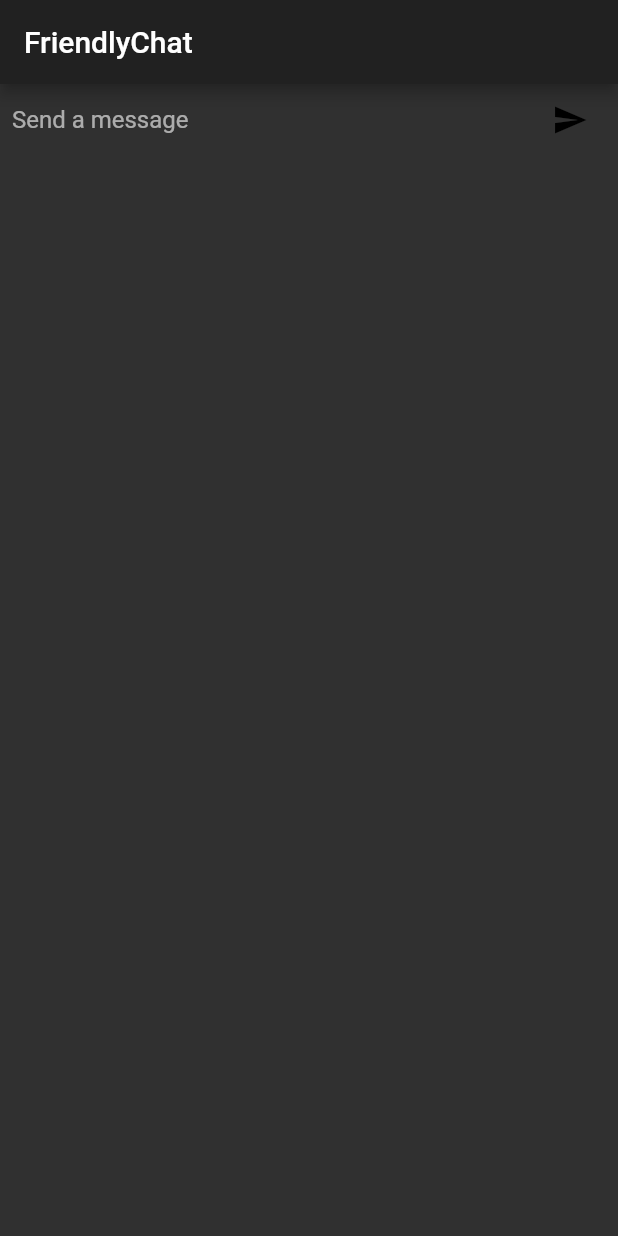
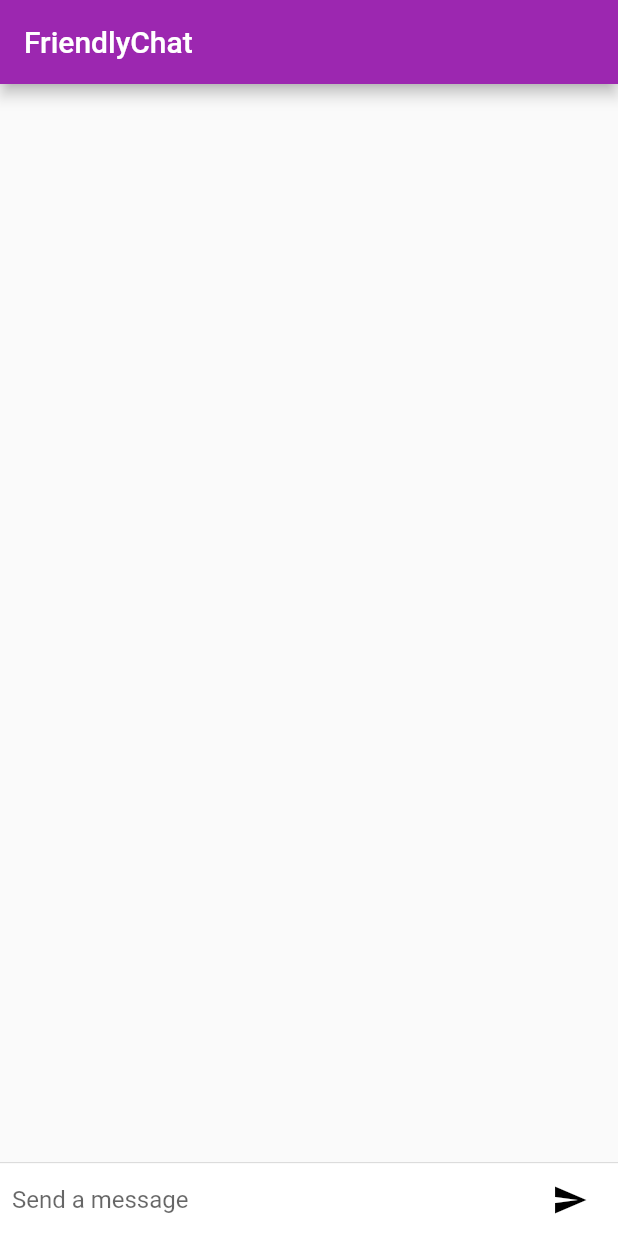
Before and after one commit to Aceix/friendlychart, a Flutter app: the screen it shows after launch, on a phone screen of 412 x 824 dp. Run offline on Flutter 3.47's test engine with Material 2 defaults, Android fonts, the phone set to English and light mode, and no system bars.

Commit message:
completed tutorial

```diff
--- a/lib/main.dart
+++ b/lib/main.dart
@@ -1,6 +1,19 @@
+import 'package:flutter/foundation.dart';
 import 'package:flutter/material.dart';
+import 'package:flutter/cupertino.dart';
 
 void main() => runApp(new MyApp());
+
+const String _name = "Aceix Smart";
+final ThemeData kIOSTheme = new ThemeData(
+  primarySwatch: Colors.orange,
+  primaryColor: Colors.grey[100],
+  primaryColorBrightness: Brightness.light,
+);
+final ThemeData kDefaultTheme = new ThemeData(
+  primarySwatch: Colors.purple,
+  accentColor: Colors.orangeAccent[400],
+);
 
 class MyApp extends StatelessWidget{
   final String appTitle = 'FriendlyChat';
@@ -10,7 +23,7 @@ class MyApp extends StatelessWidget{
     return new MaterialApp(
       title: appTitle,
       home: new ChatScreen(title: appTitle),
-      theme: new ThemeData.dark(),
+      theme: defaultTargetPlatform == TargetPlatform.iOS ? kIOSTheme : kDefaultTheme,
     );
   }
 }
@@ -24,16 +37,52 @@ class ChatScreen extends StatefulWidget{
   State<ChatScreen> createState() => new ChatScreenState();
 }
 
-class ChatScreenState extends State<ChatScreen>{
+class ChatScreenState extends State<ChatScreen> with TickerProviderStateMixin{
+  final List<ChatMessage> _messages = <ChatMessage>[];
   final TextEditingController _textController = new TextEditingController();
+  bool _isComposing = false;
 
   @override
   Widget build(BuildContext context) => new Scaffold(
     appBar: new AppBar(
       title: new Text(widget.title),
+      elevation: Theme.of(context).platform == TargetPlatform.iOS ? 0.0 : 4.0,
     ),
-    body: _buildTextComposer(),
+    body: new Container(
+      decoration: Theme.of(context).platform == TargetPlatform.iOS
+        ? new BoxDecoration(
+            border: new Border(
+              top: new BorderSide(color: Colors.grey[200])
+            )
+          )
+        : null,
+      child: new Column(
+        children: <Widget>[
+          new Flexible(
+            child: new ListView.builder(
+              padding: const EdgeInsets.all(8.0),
+              reverse: true,
+              itemBuilder: (_, int i) => _messages[i],
+              itemCount: _messages.length,
+            ),
+          ),
+          new Divider(height: 2.0,),
+          new Container(
+            decoration: new BoxDecoration(color: Theme.of(context).cardColor),
+            child: _buildTextComposer(),
+          )
+        ],
+      ),
+    ),
   );
+
+  @override
+  void dispose(){
+    for(ChatMessage msg in _messages){
+      msg.animationController.dispose();
+    }
+    super.dispose();
+  }
 
   Widget _buildTextComposer() => new IconTheme(
     data: Theme.of(context).accentIconTheme,
@@ -45,16 +94,24 @@ class ChatScreenState extends State<ChatScreen>{
             child: new TextField(
               controller: _textController,
               onSubmitted: _handleSubmitted,
+              onChanged: (String text){
+                _isComposing = text.length > 0;
+              },
               decoration: new InputDecoration.collapsed(
                 hintText: "Send a message"
               ),
             ),
           ),
           new Container(
-            child: new IconButton(
-              icon: new Icon(Icons.send),
-              onPressed: () => _handleSubmitted(_textController.toString()),
-            )
+            child: Theme.of(context).platform == TargetPlatform.iOS
+            ? new CupertinoButton(
+                child: new Text('Send'),
+                onPressed: _isComposing ? () => _handleSubmitted(_textController.text) : null,
+              )
+            : new IconButton(
+                icon: new Icon(Icons.send),
+                onPressed: () => _isComposing ? _handleSubmitted(_textController.text) : null,
+              ),
           )
         ],
       ),
@@ -63,5 +120,61 @@ class ChatScreenState extends State<ChatScreen>{
 
   void _handleSubmitted(String text){
     _textController.clear();
+    setState((){
+      _isComposing = false;
+    });
+    ChatMessage message = new ChatMessage(
+      text: text,
+      animationController: new AnimationController(
+        vsync: this,
+        duration: new Duration(milliseconds: 700),
+      ),
+    );
+    setState(() {
+      _messages.insert(0, message);
+    });
+    message.animationController.forward();
   }
 }
+
+class ChatMessage extends StatelessWidget {
+  final String text;
+  final AnimationController animationController;
+
+  ChatMessage({this.text, this.animationController});
+
+  @override
+  Widget build(BuildContext context) {
+    return new SizeTransition(
+      sizeFactor: new CurvedAnimation(
+        parent: animationController,
+        curve: Curves.easeOut,
+      ),
+      axisAlignment: 0.0,
+      child: Container(
+        margin: const EdgeInsets.symmetric(vertical: 10.0),
+        child: new Row(
+          crossAxisAlignment: CrossAxisAlignment.start,
+          children: <Widget>[
+            new Container(
+              margin: const EdgeInsets.only(right: 16.0),
+              child: new CircleAvatar(child: new Text(_name[0])),
+            ),
+            new Expanded(
+              child: new Column(
+                crossAxisAlignment: CrossAxisAlignment.start,
+                children: <Widget>[
+                  new Text(_name, style: Theme.of(context).textTheme.subhead),
+                  new Container(
+                    margin: const EdgeInsets.only(top: 5.0),
+                    child: new Text(text),
+                  ),
+                ],
+              ),
+            ),
+          ],
+        ),
+      ),
+    );
+  }
+}
```
